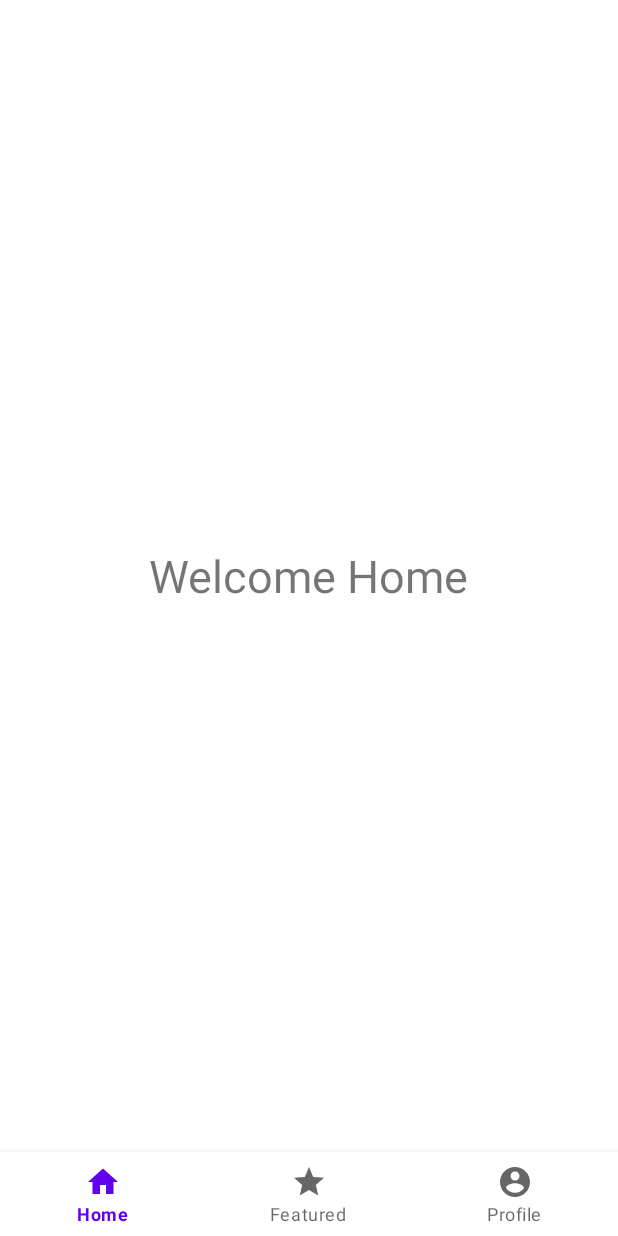
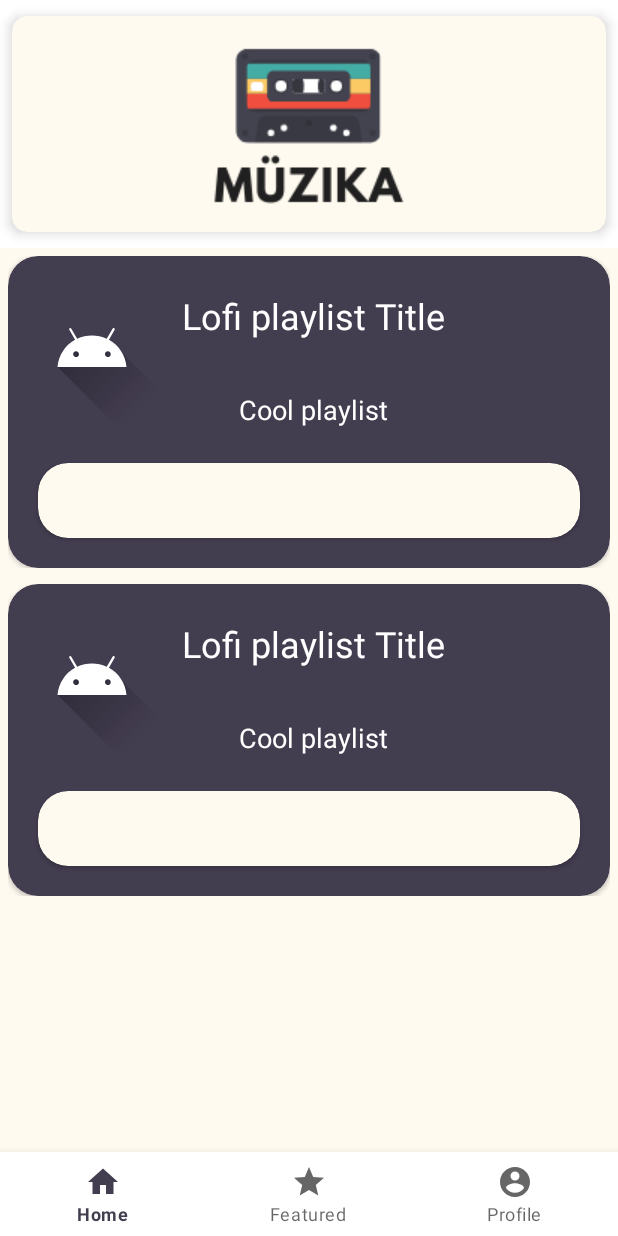
Before and after one commit to wajihmej/Muzika, an Android app: the FragmentHome screen opened directly, with no data from a screen before it, on a phone screen of 412 x 824 dp. Run offline under Robolectric (Android 15) with nearby library versions, the phone set to English and light mode, and no system bars.

Commit message:
Started working on user login and interfaces

```diff
--- a/app/build.gradle
+++ b/app/build.gradle
@@ -8,7 +8,7 @@ android {
 
     defaultConfig {
         applicationId "tn.example.muzika"
-        minSdkVersion 16
+        minSdkVersion 21
         targetSdkVersion 30
         versionCode 1
         versionName "1.0"
@@ -36,4 +36,5 @@ dependencies {
     testImplementation 'junit:junit:4.+'
     androidTestImplementation 'androidx.test.ext:junit:1.1.1'
     androidTestImplementation 'androidx.test.espresso:espresso-core:3.2.0'
+    implementation 'com.codepath.libraries:asynchttpclient:2.0.1'
 }
--- a/app/src/main/AndroidManifest.xml
+++ b/app/src/main/AndroidManifest.xml
@@ -1,6 +1,9 @@
 <?xml version="1.0" encoding="utf-8"?>
 <manifest xmlns:android="http://schemas.android.com/apk/res/android"
     package="tn.example.muzika">
+
+    <uses-permission android:name="android.permission.INTERNET" />
+    <uses-permission android:name="android.permission.ACCESS_NETWORK_STATE" />
 
     <application
         android:allowBackup="true"
--- a/app/src/main/java/tn/example/muzika/FragmentHome.java
+++ b/app/src/main/java/tn/example/muzika/FragmentHome.java
@@ -4,15 +4,73 @@ import android.os.Bundle;
 import android.view.LayoutInflater;
 import android.view.View;
 import android.view.ViewGroup;
+import android.widget.TextView;
 
 import androidx.annotation.NonNull;
 import androidx.annotation.Nullable;
 import androidx.fragment.app.Fragment;
+import androidx.recyclerview.widget.LinearLayoutManager;
+import androidx.recyclerview.widget.RecyclerView;
 
 public class FragmentHome extends Fragment {
+
+
+   private RecyclerView recyclerView;
+
     @Nullable
     @Override
     public View onCreateView(@NonNull LayoutInflater inflater, @Nullable ViewGroup container, @Nullable Bundle savedInstanceState) {
-        return inflater.inflate(R.layout.fragment_home,container,false);
+
+        View rootView = inflater.inflate(R.layout.fragment_home,container,false);
+        recyclerView = (RecyclerView) rootView.findViewById(R.id.recyclerView);
+        recyclerView.setHasFixedSize(true);
+        recyclerView.setLayoutManager(new LinearLayoutManager(rootView.getContext()));
+
+        recyclerView.setAdapter(new homeAdapter());
+        return rootView;
     }
 }
+
+class homeAdapter extends RecyclerView.Adapter<homeAdapter.ViewHolder>{
+    private String[] dataSet;
+
+    public static class ViewHolder extends RecyclerView.ViewHolder {
+        private final TextView title;
+        private final TextView description;
+
+        public ViewHolder(View view) {
+            super(view);
+            // Define click listener for the ViewHolder's View
+
+            title = (TextView) view.findViewById(R.id.adapterTextView);
+            description = (TextView) view.findViewById(R.id.descriptionTextView);
+        }
+
+        public TextView getTextView() {
+            return title;
+        }
+        public TextView getDescription() {
+            return description;
+        }
+    }
+
+    @NonNull
+    @Override
+    public homeAdapter.ViewHolder onCreateViewHolder(@NonNull ViewGroup parent, int viewType) {
+        View view = LayoutInflater.from(parent.getContext())
+                .inflate(R.layout.home_adapter, parent, false);
+
+        return new ViewHolder(view);
+    }
+
+    @Override
+    public void onBindViewHolder(@NonNull homeAdapter.ViewHolder holder, int position) {
+        holder.getTextView().setText("Lofi playlist Title");
+        holder.getDescription().setText("Cool playlist");
+    }
+
+    @Override
+    public int getItemCount() {
+        return 2;
+    }
+}
--- a/app/src/main/res/layout/fragment_home.xml
+++ b/app/src/main/res/layout/fragment_home.xml
@@ -1,13 +1,40 @@
 <?xml version="1.0" encoding="utf-8"?>
-<RelativeLayout xmlns:android="http://schemas.android.com/apk/res/android"
-    android:layout_width="match_parent" android:layout_height="match_parent">
+<androidx.constraintlayout.widget.ConstraintLayout xmlns:android="http://schemas.android.com/apk/res/android"
+    xmlns:app="http://schemas.android.com/apk/res-auto"
+    xmlns:card_view="http://schemas.android.com/apk/res-auto"
+    xmlns:tools="http://schemas.android.com/tools"
+    android:id="@+id/relativeLayout"
+    android:layout_width="match_parent"
+    android:layout_height="match_parent">
 
-    <TextView
-        android:layout_width="wrap_content"
+    <androidx.cardview.widget.CardView
+        android:id="@+id/card_view"
+        android:layout_width="match_parent"
         android:layout_height="wrap_content"
-        android:text="Welcome Home"
-        android:textSize="30sp"
-        android:layout_centerInParent="true"
-        />
+        app:layout_constraintEnd_toEndOf="parent"
+        app:layout_constraintStart_toStartOf="parent"
+        app:layout_constraintTop_toTopOf="parent"
+        card_view:cardBackgroundColor="@color/creme"
+        card_view:cardCornerRadius="10dp"
+        card_view:cardElevation="5dp"
+        card_view:cardUseCompatPadding="true">
 
-</RelativeLayout>
+        <ImageView
+            android:id="@+id/imageView3"
+            android:layout_width="match_parent"
+            android:layout_height="wrap_content"
+            android:contentDescription="TODO"
+            app:srcCompat="@drawable/logoapp" />
+    </androidx.cardview.widget.CardView>
+
+    <androidx.recyclerview.widget.RecyclerView
+        android:id="@+id/recyclerView"
+        android:layout_width="match_parent"
+        android:layout_height="0dp"
+        android:background="@color/creme"
+        app:layout_constraintBottom_toBottomOf="parent"
+        app:layout_constraintEnd_toEndOf="parent"
+        app:layout_constraintStart_toStartOf="parent"
+        app:layout_constraintTop_toBottomOf="@+id/card_view" />
+
+</androidx.constraintlayout.widget.ConstraintLayout>
--- /dev/null
+++ b/app/src/main/res/layout/home_adapter.xml
@@ -0,0 +1,88 @@
+<?xml version="1.0" encoding="utf-8"?>
+<androidx.constraintlayout.widget.ConstraintLayout xmlns:android="http://schemas.android.com/apk/res/android"
+    xmlns:app="http://schemas.android.com/apk/res-auto"
+    xmlns:tools="http://schemas.android.com/tools"
+    android:id="@+id/adapterLayout"
+    android:layout_width="match_parent"
+    android:layout_height="wrap_content"
+    android:layout_margin="5dp"
+    android:background="@color/creme">
+
+    <androidx.cardview.widget.CardView
+        android:id="@+id/cardView"
+        android:layout_width="0dp"
+        android:layout_height="wrap_content"
+        app:cardBackgroundColor="@color/purple_main"
+        app:cardCornerRadius="20dp"
+        app:layout_constraintBottom_toBottomOf="parent"
+        app:layout_constraintEnd_toEndOf="parent"
+        app:layout_constraintStart_toStartOf="parent"
+        app:layout_constraintTop_toTopOf="parent">
+
+        <androidx.constraintlayout.widget.ConstraintLayout
+            android:layout_width="match_parent"
+            android:layout_height="match_parent">
+
+            <ImageView
+                android:id="@+id/imageView2"
+                android:layout_width="wrap_content"
+                android:layout_height="wrap_content"
+                android:layout_marginTop="10dp"
+                android:layout_marginEnd="4dp"
+                android:layout_marginRight="4dp"
+                app:layout_constraintBottom_toTopOf="@+id/cardView2"
+                app:layout_constraintEnd_toStartOf="@+id/adapterTextView"
+                app:layout_constraintStart_toStartOf="parent"
+                app:layout_constraintTop_toTopOf="parent"
+                app:srcCompat="@drawable/ic_launcher_foreground"
+                tools:srcCompat="@tools:sample/avatars" />
+
+            <TextView
+                android:id="@+id/adapterTextView"
+                android:layout_width="wrap_content"
+                android:layout_height="wrap_content"
+                android:layout_marginStart="5dp"
+                android:layout_marginLeft="5dp"
+                android:layout_marginBottom="10dp"
+                android:text="@string/textview"
+                android:textColor="@color/white"
+                android:textSize="24sp"
+                app:layout_constraintBottom_toTopOf="@+id/descriptionTextView"
+                app:layout_constraintEnd_toEndOf="parent"
+                app:layout_constraintStart_toStartOf="parent"
+                app:layout_constraintTop_toTopOf="parent" />
+
+            <TextView
+                android:id="@+id/descriptionTextView"
+                android:layout_width="wrap_content"
+                android:layout_height="wrap_content"
+                android:layout_marginStart="5dp"
+                android:layout_marginLeft="5dp"
+                android:text="TextView"
+                android:textColor="@color/white"
+                android:textSize="18sp"
+                app:layout_constraintBottom_toTopOf="@+id/cardView2"
+                app:layout_constraintEnd_toEndOf="parent"
+                app:layout_constraintStart_toStartOf="parent"
+                app:layout_constraintTop_toBottomOf="@+id/adapterTextView" />
+
+            <androidx.cardview.widget.CardView
+                android:id="@+id/cardView2"
+                android:layout_width="match_parent"
+                android:layout_height="50dp"
+                android:layout_marginStart="20dp"
+                android:layout_marginLeft="20dp"
+                android:layout_marginTop="20dp"
+                android:layout_marginEnd="20dp"
+                android:layout_marginRight="20dp"
+                android:layout_marginBottom="20dp"
+                app:cardBackgroundColor="@color/creme"
+                app:cardCornerRadius="20dp"
+                app:layout_constraintBottom_toBottomOf="parent"
+                app:layout_constraintEnd_toEndOf="parent"
+                app:layout_constraintStart_toStartOf="parent"
+                app:layout_constraintTop_toBottomOf="@+id/imageView2" />
+        </androidx.constraintlayout.widget.ConstraintLayout>
+
+    </androidx.cardview.widget.CardView>
+</androidx.constraintlayout.widget.ConstraintLayout>
--- a/app/src/main/res/values-night/themes.xml
+++ b/app/src/main/res/values-night/themes.xml
@@ -2,8 +2,8 @@
     <!-- Base application theme. -->
     <style name="Theme.Muzika" parent="Theme.MaterialComponents.DayNight.DarkActionBar">
         <!-- Primary brand color. -->
-        <item name="colorPrimary">@color/purple_200</item>
-        <item name="colorPrimaryVariant">@color/purple_700</item>
+        <item name="colorPrimary">@color/purple_main</item>
+        <item name="colorPrimaryVariant">@color/purple_main</item>
         <item name="colorOnPrimary">@color/black</item>
         <!-- Secondary brand color. -->
         <item name="colorSecondary">@color/teal_200</item>
--- a/app/src/main/res/values/colors.xml
+++ b/app/src/main/res/values/colors.xml
@@ -1,10 +1,11 @@
 <?xml version="1.0" encoding="utf-8"?>
 <resources>
-    <color name="purple_200">#FFBB86FC</color>
+    <color name="purple_main">#433D50</color>
     <color name="purple_500">#FF6200EE</color>
     <color name="purple_700">#FF3700B3</color>
     <color name="teal_200">#FF03DAC5</color>
     <color name="teal_700">#FF018786</color>
     <color name="black">#FF000000</color>
     <color name="white">#FFFFFFFF</color>
+    <color name="creme">#FFFAF0</color>
 </resources>
--- a/app/src/main/res/values/strings.xml
+++ b/app/src/main/res/values/strings.xml
@@ -1,3 +1,4 @@
 <resources>
     <string name="app_name">Muzika</string>
+    <string name="textview">TextView</string>
 </resources>
--- a/app/src/main/res/values/themes.xml
+++ b/app/src/main/res/values/themes.xml
@@ -2,9 +2,9 @@
     <!-- Base application theme. -->
     <style name="Theme.Muzika" parent="Theme.MaterialComponents.DayNight.NoActionBar">
         <!-- Primary brand color. -->
-        <item name="colorPrimary">@color/purple_500</item>
-        <item name="colorPrimaryVariant">@color/purple_700</item>
-        <item name="colorOnPrimary">@color/white</item>
+        <item name="colorPrimary">@color/purple_main</item>
+        <item name="colorPrimaryVariant">@color/purple_main</item>
+        <item name="colorOnPrimary">@color/creme</item>
         <!-- Secondary brand color. -->
         <item name="colorSecondary">@color/teal_200</item>
         <item name="colorSecondaryVariant">@color/teal_700</item>
```
Also changed, not shown: app/src/main/java/tn/example/muzika/Login.java (+45 -0 lines), app/src/main/java/tn/example/muzika/models/user.java (added, +47 -0 lines), app/src/main/res/layout/activity_login.xml (+51 -74 lines), app/src/main/res/layout/activity_register.xml (+4 -3 lines).
